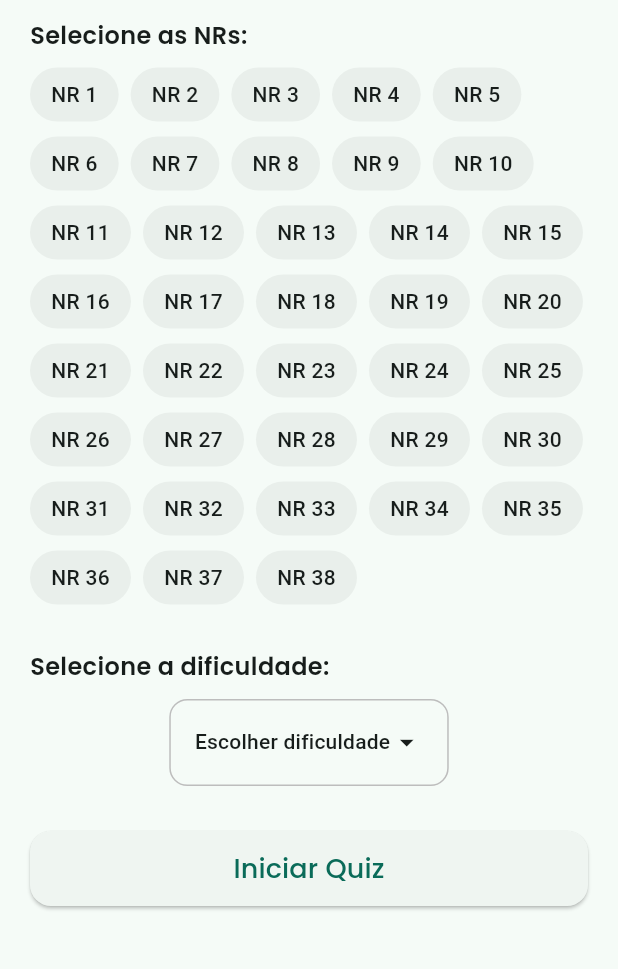
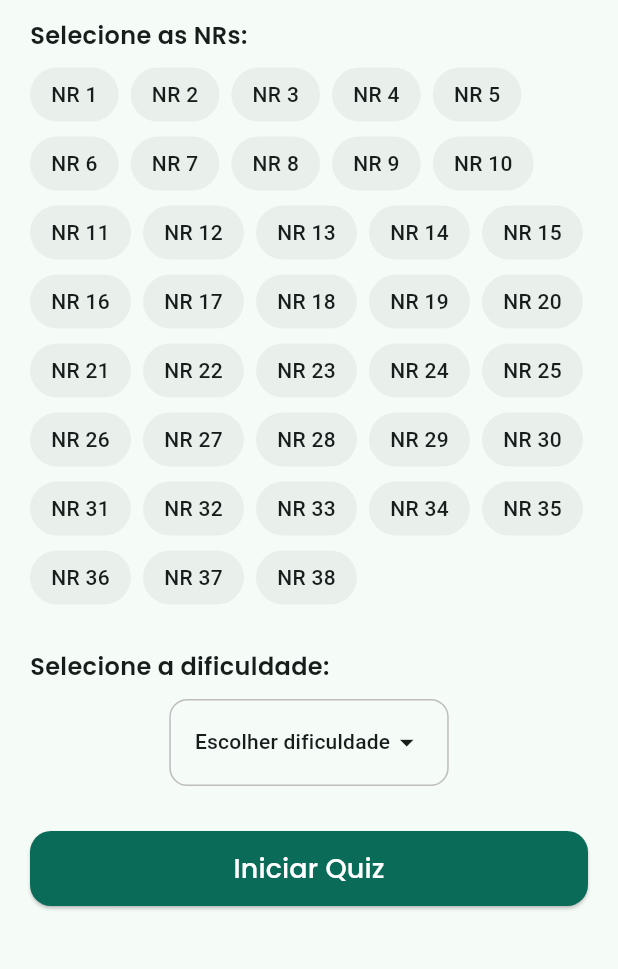
Before and after one commit to VorAd2/mestre-nr-quiz, a Flutter app: the screen it shows after launch, on a phone screen of 412 x 824 dp, the part 105-1074 px from its top. Run offline on Flutter 3.47's test engine with Material 3 defaults, Android fonts, the phone set to English and light mode, and no system bars; our stand-ins replace firebase_ai, firebase_core, flutter_svg, get_it; accounts and stored records are empty; generated files the repository leaves out were written again.

Commit message:
Alterando cor de alguns elevated buttons

```diff
--- a/lib/app/home_view.dart
+++ b/lib/app/home_view.dart
@@ -1,5 +1,6 @@
 import 'package:flutter/material.dart';
 import 'package:flutter_svg/flutter_svg.dart';
+import 'package:mestre_nr/core/theme/theme_controller.dart';
 import 'package:mestre_nr/quiz/views/loading_view.dart';
 import 'package:mestre_nr/core/widgets/theme_button.dart';
 
@@ -155,9 +156,19 @@ class _HomeViewState extends State<HomeView> {
   }
 
   Widget _buildDropdown(double badgeFontSize, ColorScheme cs, bool isMobile) {
+    final shadowColor = ThemeController.themeMode.value == ThemeMode.light
+        ? Colors.black.withAlpha(20)
+        : Colors.white.withAlpha(20);
     return Container(
       padding: EdgeInsets.symmetric(horizontal: 16, vertical: isMobile ? 4 : 6),
       decoration: BoxDecoration(
+        boxShadow: [
+          BoxShadow(
+            color: shadowColor, // Cor personalizada
+            blurRadius: 4,
+            offset: Offset(0, 2),
+          ),
+        ],
         color: cs.surface,
         borderRadius: BorderRadius.circular(12),
         border: Border.all(color: Colors.grey.shade400),
@@ -169,12 +180,12 @@ class _HomeViewState extends State<HomeView> {
             "Escolher dificuldade",
             style: TextStyle(fontSize: badgeFontSize, color: cs.onSurface),
           ),
-          value: selectedDifficulty,
           icon: Icon(
             Icons.arrow_drop_down,
             size: isMobile ? 22 : 28,
             color: cs.onSurface,
           ),
+          value: selectedDifficulty,
           items: const [
             DropdownMenuItem(value: "Fácil", child: Text("Fácil")),
             DropdownMenuItem(value: "Médio", child: Text("Médio")),
@@ -199,6 +210,8 @@ class _HomeViewState extends State<HomeView> {
       width: double.infinity,
       child: ElevatedButton(
         style: ElevatedButton.styleFrom(
+          backgroundColor: cs.primary,
+          foregroundColor: cs.onPrimary,
           padding: EdgeInsets.symmetric(vertical: isMobile ? 12 : 16),
           shape: RoundedRectangleBorder(
             borderRadius: BorderRadius.circular(14),
--- a/lib/quiz/widgets/question_options_grid.dart
+++ b/lib/quiz/widgets/question_options_grid.dart
@@ -13,6 +13,7 @@ class QuestionOptionsGrid extends StatelessWidget {
 
   @override
   Widget build(BuildContext context) {
+    final cs = Theme.of(context).colorScheme;
     return LayoutBuilder(
       builder: (context, constraints) {
         final width = constraints.maxWidth;
@@ -32,7 +33,7 @@ class QuestionOptionsGrid extends StatelessWidget {
             gridDelegate: SliverGridDelegateWithFixedCrossAxisCount(
               crossAxisCount: columns,
               crossAxisSpacing: spacing,
-              mainAxisSpacing: spacing,
+              mainAxisSpacing: spacing * 1.4,
               childAspectRatio: cardWidth / cardHeight * 2.7,
             ),
             itemBuilder: (_, optionIndex) {
@@ -42,6 +43,8 @@ class QuestionOptionsGrid extends StatelessWidget {
                   onOptionClicked(optionIndex);
                 },
                 style: ElevatedButton.styleFrom(
+                  backgroundColor: cs.primary,
+                  foregroundColor: cs.onPrimary,
                   elevation: 3,
                   shape: RoundedRectangleBorder(
                     borderRadius: BorderRadius.circular(12),
```
